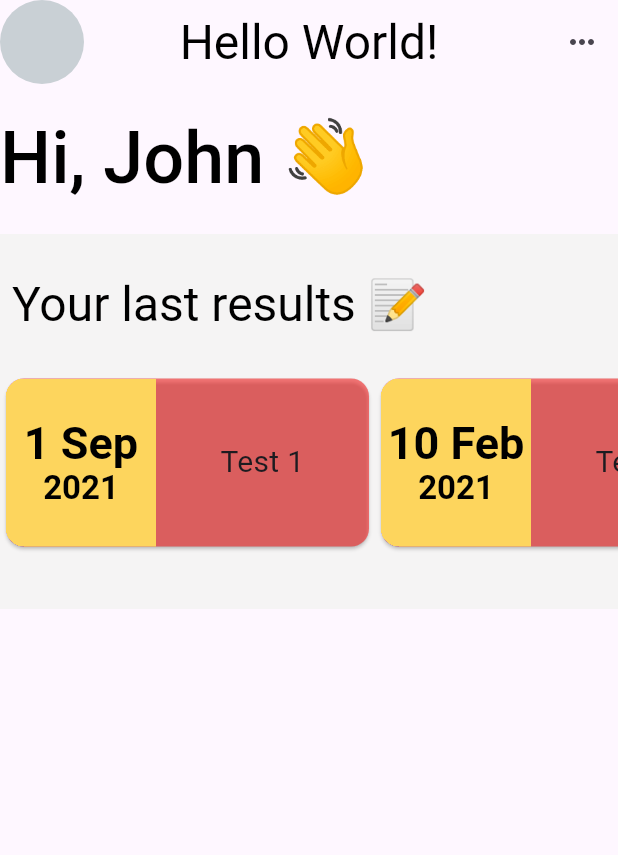
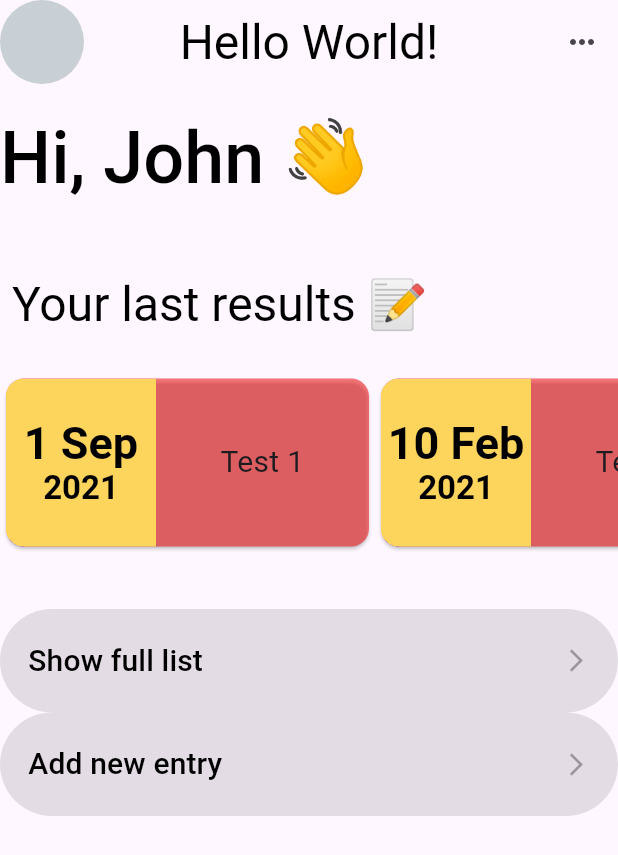
Before and after one commit to xJac0b/my_blood, a Flutter app: the screen it shows after launch, on a phone screen of 412 x 824 dp. Shown: the top 855 px of the screen. Run offline on Flutter 3.47's test engine with Material 2 defaults, Android fonts, the phone set to English and light mode, and no system bars; our stand-ins replace auto_route; generated files the repository leaves out were written again.

Commit message:
menu buttons

```diff
--- a/lib/presentation/core/app_widget.dart
+++ b/lib/presentation/core/app_widget.dart
@@ -35,6 +35,11 @@ class MyAppWidget extends StatelessWidget {
             fontWeight: FontWeight.w400,
             color: Colors.black,
           ),
+          labelLarge: TextStyle(
+            fontSize: 20,
+            fontWeight: FontWeight.w500,
+            color: Colors.black,
+          ),
         ),
       ),
     );
--- a/lib/presentation/core/widgets/headline_large.dart
+++ b/lib/presentation/core/widgets/headline_large.dart
@@ -1,12 +1,14 @@
 import 'package:flutter/foundation.dart';
 import 'package:flutter/material.dart';
+
+import '../../../utils/extensions.dart';
 
 class HeadlineLarge extends StatelessWidget {
   const HeadlineLarge(this.text, {super.key});
   final String text;
   @override
   Widget build(BuildContext context) {
-    return Text(text, style: Theme.of(context).textTheme.headlineLarge);
+    return Text(text, style: context.textTheme.headlineLarge);
   }
 
   @override
--- a/lib/presentation/core/widgets/headline_medium.dart
+++ b/lib/presentation/core/widgets/headline_medium.dart
@@ -1,12 +1,14 @@
 import 'package:flutter/foundation.dart';
 import 'package:flutter/material.dart';
+
+import '../../../utils/extensions.dart';
 
 class HeadlineMedium extends StatelessWidget {
   const HeadlineMedium(this.text, {super.key});
   final String text;
   @override
   Widget build(BuildContext context) {
-    return Text(text, style: Theme.of(context).textTheme.headlineMedium);
+    return Text(text, style: context.textTheme.headlineMedium);
   }
 
   @override
--- a/lib/presentation/pages/home_page/home_page_view.dart
+++ b/lib/presentation/pages/home_page/home_page_view.dart
@@ -2,6 +2,7 @@ import 'package:flutter/material.dart';
 import '../../../utils/extensions.dart';
 import '../../core/widgets/headline_large.dart';
 import '../widgets/app_bar.dart';
+import '../widgets/menu_button.dart';
 import '../widgets/results_section.dart';
 
 class HomePageView extends StatelessWidget {
@@ -18,6 +19,12 @@ class HomePageView extends StatelessWidget {
           const HeadlineLarge('Hi, John 👋'),
           const SizedBox(height: 20),
           const ResultsSection(),
+          const MenuButton(
+            label: 'Show full list',
+          ),
+          const MenuButton(
+            label: 'Add new entry',
+          ),
         ],
       ),
     );
--- /dev/null
+++ b/lib/presentation/pages/widgets/menu_button.dart
@@ -0,0 +1,38 @@
+import 'package:flutter/foundation.dart';
+import 'package:flutter/material.dart';
+
+import '../../../utils/extensions.dart';
+
+class MenuButton extends StatelessWidget {
+  const MenuButton({
+    super.key,
+    this.label = '',
+    this.onPressed,
+  });
+  final String label;
+  final void Function()? onPressed;
+
+  @override
+  Widget build(BuildContext context) {
+    return ElevatedButton(
+        onPressed: onPressed,
+        child: Padding(
+          padding: const EdgeInsets.only(top: 20, bottom: 20),
+          child: Row(
+            mainAxisAlignment: MainAxisAlignment.spaceBetween,
+            children: [
+              Text(label, style: context.textTheme.labelLarge),
+              const Icon(Icons.arrow_forward_ios)
+            ],
+          ),
+        ));
+  }
+
+  @override
+  void debugFillProperties(DiagnosticPropertiesBuilder properties) {
+    super.debugFillProperties(properties);
+    properties
+      ..add(StringProperty('label', label))
+      ..add(ObjectFlagProperty<void Function()?>.has('onPressed', onPressed));
+  }
+}
--- a/lib/presentation/pages/widgets/results_section.dart
+++ b/lib/presentation/pages/widgets/results_section.dart
@@ -12,7 +12,6 @@ class ResultsSection extends StatelessWidget {
   Widget build(BuildContext context) {
     return Container(
       padding: const EdgeInsets.only(bottom: 20),
-      color: const Color.fromARGB(255, 245, 244, 244),
       height: 250,
       child: Column(
         mainAxisAlignment: MainAxisAlignment.spaceEvenly,
--- a/lib/utils/extensions.dart
+++ b/lib/utils/extensions.dart
@@ -14,3 +14,7 @@ extension MediaQueryX on BuildContext {
 extension ThemeColorX on BuildContext {
   ColorScheme get colors => Theme.of(this).colorScheme;
 }
+
+extension ThemeTextX on BuildContext {
+  TextTheme get textTheme => Theme.of(this).textTheme;
+}
```
